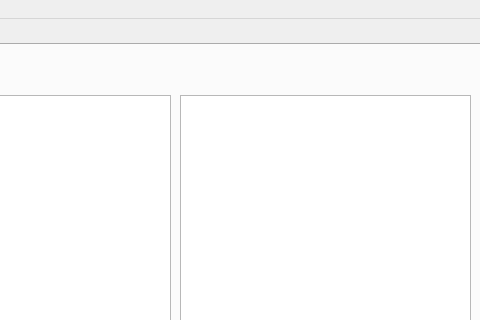
Before: the Qt Designer form HPC.ui in ZookNamfoodle/MeGUI, drawn with Qt 5; both pictures show x 162 to 642 and y 0 to 320 of the 1320 by 700 pixel window.
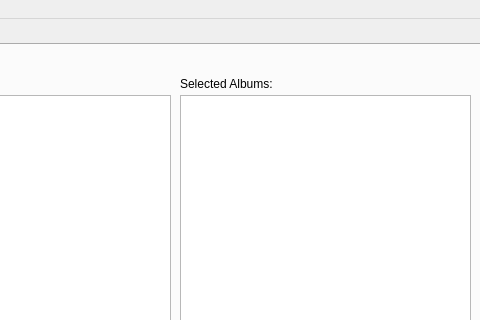
After: the same form once the commit is applied. The open tabs and pages were chosen to show the change. Icons and pictures are not drawn.

```diff
--- a/HPC.ui
+++ b/HPC.ui
@@ -623,6 +623,19 @@
        <string>Folder contents:</string>
       </property>
      </widget>
+     <widget class="QLabel" name="album_2">
+      <property name="geometry">
+       <rect>
+        <x>340</x>
+        <y>30</y>
+        <width>121</width>
+        <height>17</height>
+       </rect>
+      </property>
+      <property name="text">
+       <string>Selected Albums:</string>
+      </property>
+     </widget>
     </widget>
     <widget class="QWidget" name="match_tab">
      <attribute name="title">
```
Left out of the diff: 2 changed lines with no effect on the pictures.
